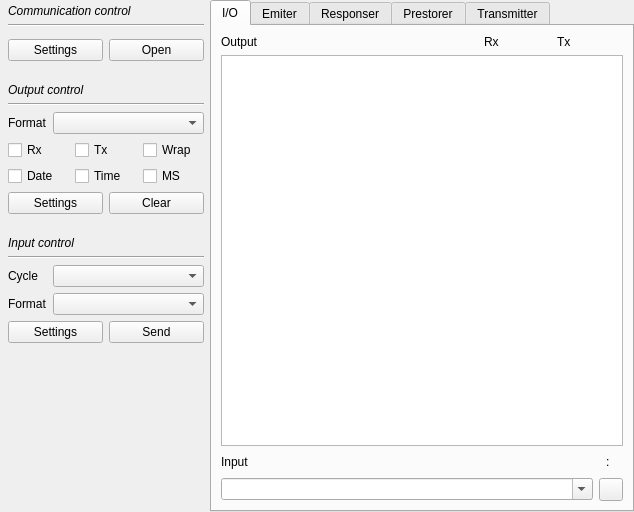
Above: Source/ToolBox/ToolBoxUI/xToolsToolBoxUi.ui from x-tools-author/x-tools before the change. Below: the same form after it.
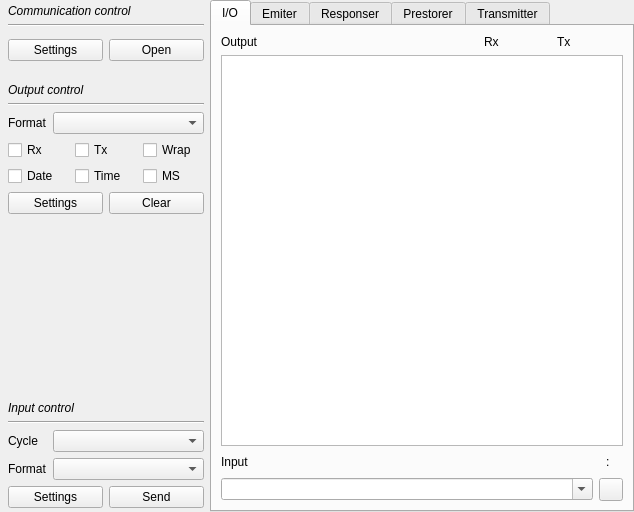
That is the form after the change. Custom widgets are drawn as their Qt base class.

Commit message: chore: update files of project

```diff
--- a/Source/ToolBox/ToolBoxUI/xToolsToolBoxUi.ui
+++ b/Source/ToolBox/ToolBoxUI/xToolsToolBoxUi.ui
@@ -245,17 +245,14 @@
        </widget>
       </item>
       <item>
-       <spacer name="verticalSpacer_3">
+       <spacer name="verticalSpacer">
         <property name="orientation">
          <enum>Qt::Vertical</enum>
         </property>
-        <property name="sizeType">
-         <enum>QSizePolicy::Fixed</enum>
-        </property>
         <property name="sizeHint" stdset="0">
          <size>
           <width>20</width>
-          <height>16</height>
+          <height>40</height>
          </size>
         </property>
        </spacer>
@@ -275,20 +272,30 @@
          <property name="bottomMargin">
           <number>0</number>
          </property>
-         <item row="0" column="0" colspan="2">
-          <widget class="QLabel" name="label_4">
-           <property name="font">
-            <font>
-             <italic>true</italic>
-             <bold>false</bold>
-            </font>
+         <item row="3" column="1">
+          <widget class="QComboBox" name="comboBoxInputIntervel">
+           <property name="editable">
+            <bool>false</bool>
+           </property>
+          </widget>
+         </item>
+         <item row="4" column="1">
+          <widget class="xToolsTextFormatComboBox" name="comboBoxInputFormat"/>
+         </item>
+         <item row="3" column="0">
+          <widget class="QLabel" name="label_5">
+           <property name="sizePolicy">
+            <sizepolicy hsizetype="Fixed" vsizetype="Preferred">
+             <horstretch>0</horstretch>
+             <verstretch>0</verstretch>
+            </sizepolicy>
            </property>
            <property name="text">
-            <string>Input control</string>
+            <string>Cycle</string>
            </property>
           </widget>
          </item>
-         <item row="4" column="0" colspan="2">
+         <item row="5" column="0" colspan="2">
           <layout class="QGridLayout" name="gridLayout">
            <item row="0" column="0">
             <widget class="QPushButton" name="pushButtonInputSettings">
@@ -306,7 +313,7 @@
            </item>
           </layout>
          </item>
-         <item row="3" column="0">
+         <item row="4" column="0">
           <widget class="QLabel" name="label_6">
            <property name="sizePolicy">
             <sizepolicy hsizetype="Fixed" vsizetype="Preferred">
@@ -319,30 +326,20 @@
            </property>
           </widget>
          </item>
-         <item row="2" column="1">
-          <widget class="QComboBox" name="comboBoxInputIntervel">
-           <property name="editable">
-            <bool>false</bool>
-           </property>
-          </widget>
-         </item>
-         <item row="3" column="1">
-          <widget class="xToolsTextFormatComboBox" name="comboBoxInputFormat"/>
-         </item>
-         <item row="2" column="0">
-          <widget class="QLabel" name="label_5">
-           <property name="sizePolicy">
-            <sizepolicy hsizetype="Fixed" vsizetype="Preferred">
-             <horstretch>0</horstretch>
-             <verstretch>0</verstretch>
-            </sizepolicy>
-           </property>
-           <property name="text">
-            <string>Cycle</string>
-           </property>
-          </widget>
-         </item>
          <item row="1" column="0" colspan="2">
+          <widget class="QLabel" name="label_4">
+           <property name="font">
+            <font>
+             <italic>true</italic>
+             <bold>false</bold>
+            </font>
+           </property>
+           <property name="text">
+            <string>Input control</string>
+           </property>
+          </widget>
+         </item>
+         <item row="2" column="0" colspan="2">
           <widget class="Line" name="line_3">
            <property name="orientation">
             <enum>Qt::Horizontal</enum>
@@ -352,19 +349,6 @@
         </layout>
        </widget>
       </item>
-      <item>
-       <spacer name="verticalSpacer">
-        <property name="orientation">
-         <enum>Qt::Vertical</enum>
-        </property>
-        <property name="sizeHint" stdset="0">
-         <size>
-          <width>20</width>
-          <height>40</height>
-         </size>
-        </property>
-       </spacer>
-      </item>
      </layout>
     </widget>
    </item>
```
The commit also changes 2 other files.
